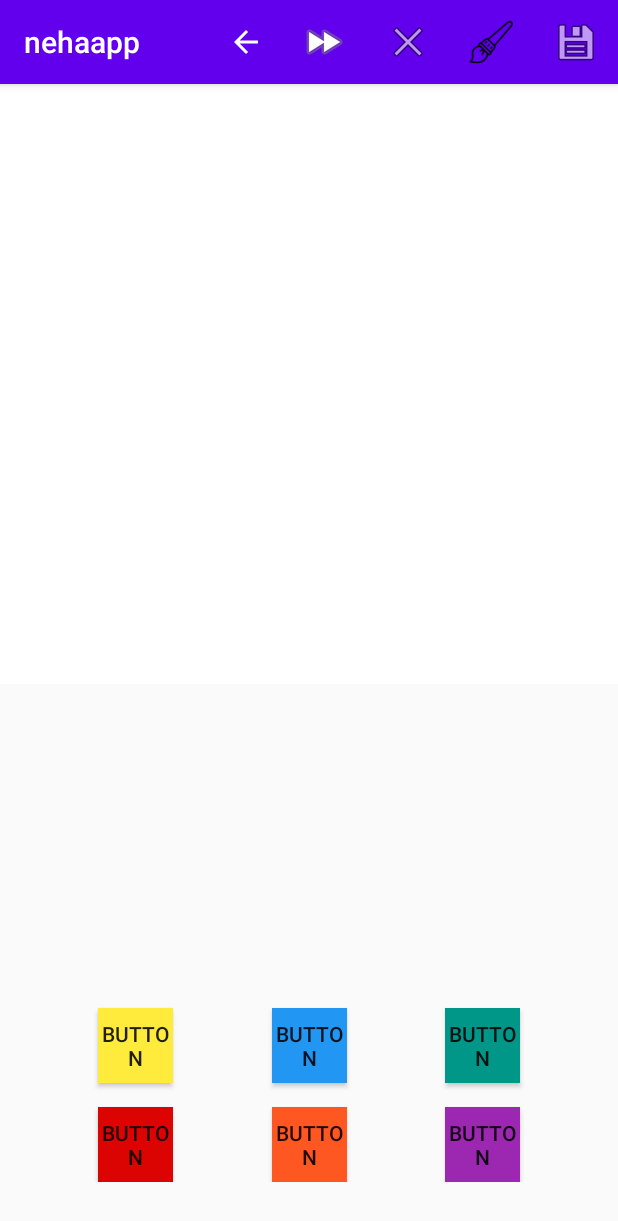
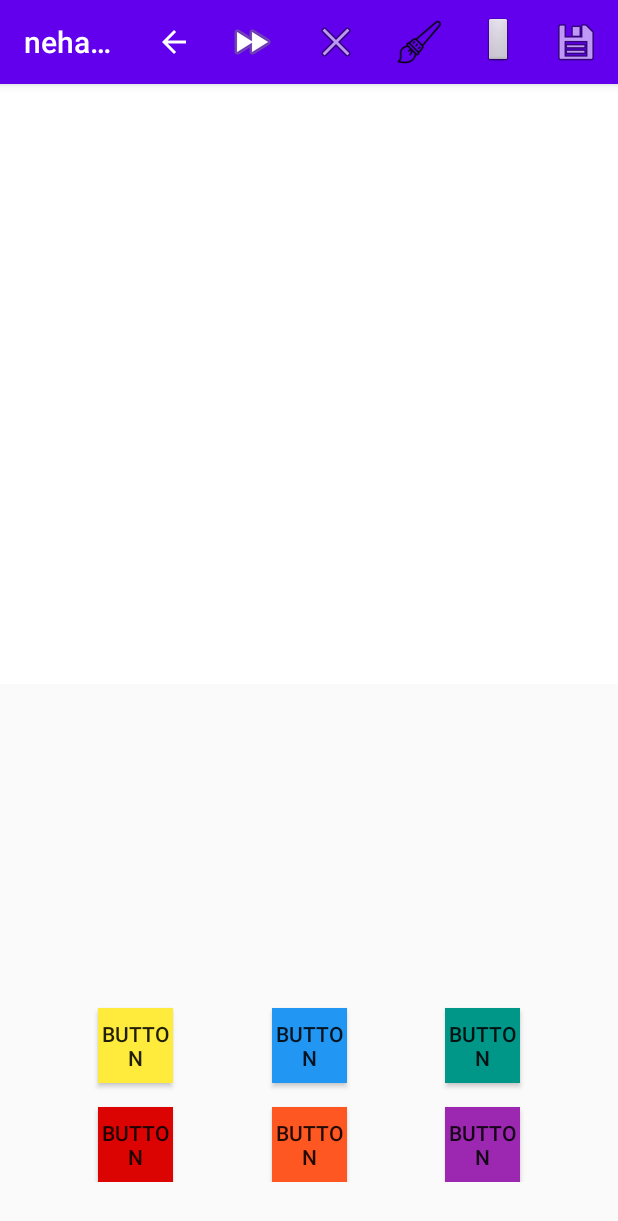
Before and after one commit to nehadeosthali/Nehaapp, an Android app: the screen it shows after launch (MainActivity), on a phone screen of 412 x 824 dp. Shown: the top 1221 px of the screen. Run offline under Robolectric (Android 15) with nearby library versions, the phone set to English and light mode, and no system bars; our stand-ins replace Firebase (no records; nobody signed in at launch, a user with empty details on screens opened directly).

```diff
--- a/app/src/main/java/com/example/nehaapp/MainActivity.java
+++ b/app/src/main/java/com/example/nehaapp/MainActivity.java
@@ -101,6 +101,9 @@ public class MainActivity extends AppCompatActivity implements View.OnClickListe
         if (item.getItemId()==R.id.ic_save){
             canvasNeha.uploadFile(fileName);
         }
+        if (item.getItemId()==R.id.ic_erase){
+            canvasNeha.erase();
+        }
         if(item.getItemId()==R.id.brush_size){
             final AlertDialog.Builder builder = new AlertDialog.Builder(this);
             View layout = inflater.inflate(R.layout.brush_size,null);
--- a/app/src/main/res/menu/menu.xml
+++ b/app/src/main/res/menu/menu.xml
@@ -35,6 +35,13 @@
         </menu>
     </item>
     <item
+        android:id="@+id/ic_erase"
+        android:icon="@android:drawable/btn_default_small"
+        android:title=""
+        app:showAsAction="always"
+        tools:ignore="PrivateResource" />
+
+    <item
         android:id="@+id/ic_save"
         android:icon="@android:drawable/ic_menu_save"
         android:title=""
```
Also changed, not shown: app/src/main/java/com/example/nehaapp/CanvasNeha.java (+28 -12 lines).
